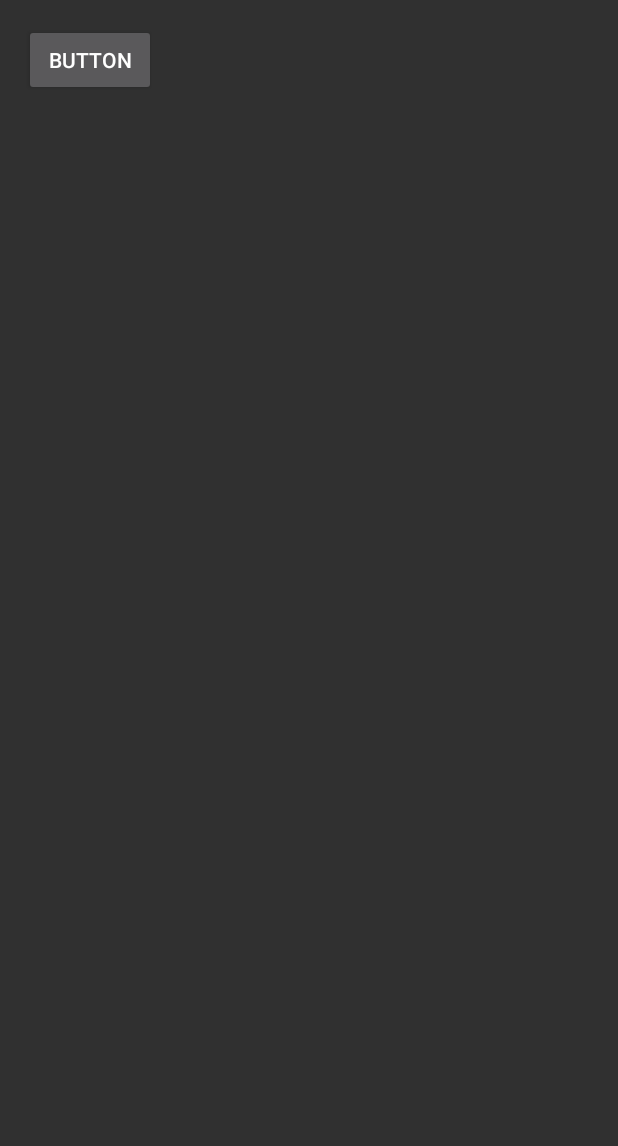
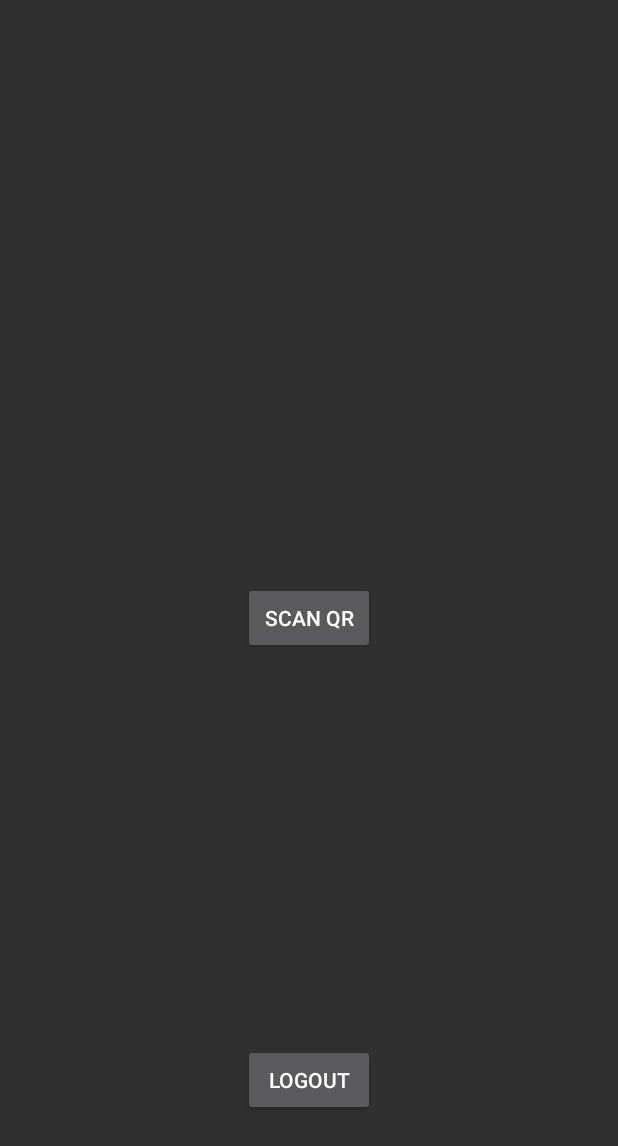
Before and after one commit to Stormys/Sphereforme, an Android app: the MainPage screen opened directly, with no data from a screen before it, on a phone screen of 412 x 824 dp. Shown: the top 1146 px of the screen. Run offline under Robolectric (Android 15) with nearby library versions, the phone set to English and light mode, and no system bars.

Commit message:
Small update to Qrscanner

```diff
--- a/app/build.gradle
+++ b/app/build.gradle
@@ -25,5 +25,6 @@ dependencies {
         exclude group: 'com.android.support', module: 'support-annotations'
     })
     compile 'com.android.support:appcompat-v7:25.1.0'
+    compile 'com.google.android.gms:play-services-vision:10.0.1'
     testCompile 'junit:junit:4.12'
 }
--- a/app/src/main/AndroidManifest.xml
+++ b/app/src/main/AndroidManifest.xml
@@ -3,6 +3,7 @@
     package="sphereforme.sphereforme">
 
     <uses-permission android:name="android.permission.INTERNET" />
+    <uses-permission android:name="android.permission.CAMERA" />
 
     <application
         android:allowBackup="true"
@@ -18,7 +19,8 @@
             </intent-filter>
         </activity>
         <activity android:name=".MainPage" />
-        <activity android:name=".RegisterPage"></activity>
+        <activity android:name=".RegisterPage" />
+        <activity android:name=".QrScanner"></activity>
     </application>
 
 </manifest>
--- a/app/src/main/java/sphereforme/sphereforme/MainPage.java
+++ b/app/src/main/java/sphereforme/sphereforme/MainPage.java
@@ -20,6 +20,11 @@ public class MainPage extends AppCompatActivity {
         new LogoutTask().launchTask("http://35.165.40.110/logout","");
     }
 
+    public void go_to_scanner(View view) {
+        Intent intent = new Intent(this, QrScanner.class);
+        startActivity(intent);
+    }
+
     private class LogoutTask implements AsyncTaskCompleteListener<String> {
         @Override
         public void onTaskComplete(String result) {
--- a/app/src/main/res/layout/activity_main_page.xml
+++ b/app/src/main/res/layout/activity_main_page.xml
@@ -11,9 +11,20 @@
     tools:context="sphereforme.sphereforme.MainPage">
 
     <Button
-        android:text="Button"
+        android:text="Logout"
         android:layout_width="wrap_content"
         android:layout_height="wrap_content"
         android:id="@+id/button"
-        android:onClick="logout" />
+        android:onClick="logout"
+        android:layout_alignParentBottom="true"
+        android:layout_centerHorizontal="true"
+        android:layout_marginBottom="64dp" />
+
+    <Button
+        android:text="Scan QR"
+        android:layout_width="wrap_content"
+        android:layout_height="wrap_content"
+        android:layout_centerVertical="true"
+        android:layout_alignStart="@+id/button"
+        android:onClick="go_to_scanner" />
 </RelativeLayout>
```
Also changed, not shown: app/src/main/java/sphereforme/sphereforme/QrScanner.java (added, +44 -0 lines), app/src/main/res/layout/activity_qr_scanner.xml (added, +20 -0 lines).
